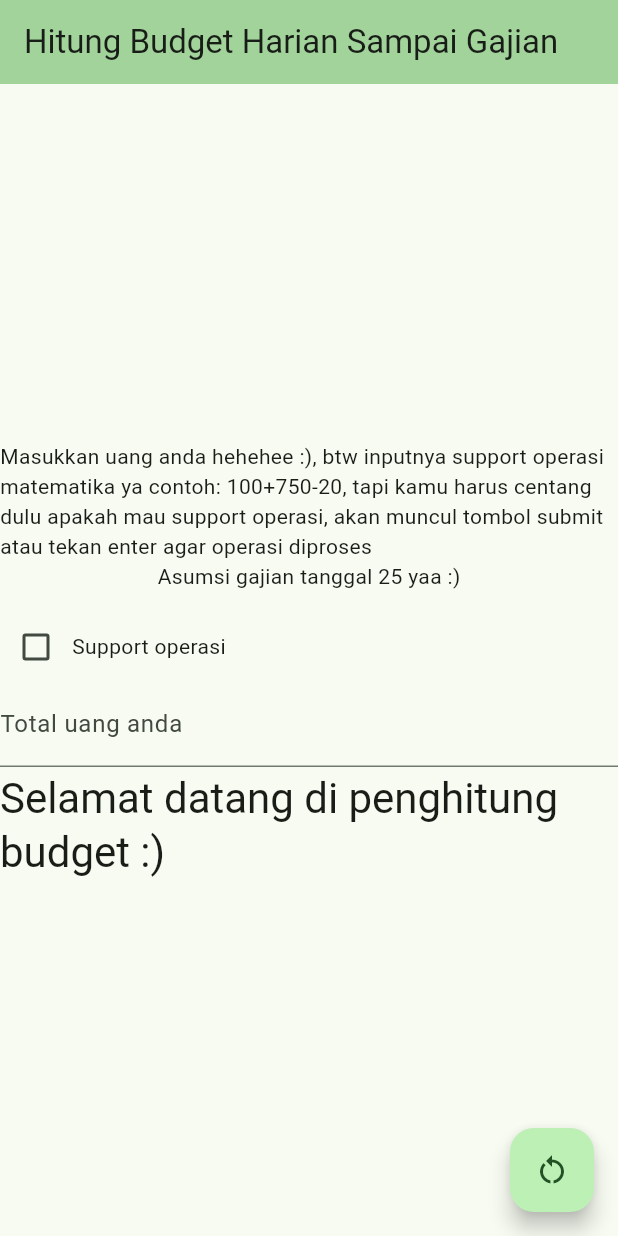
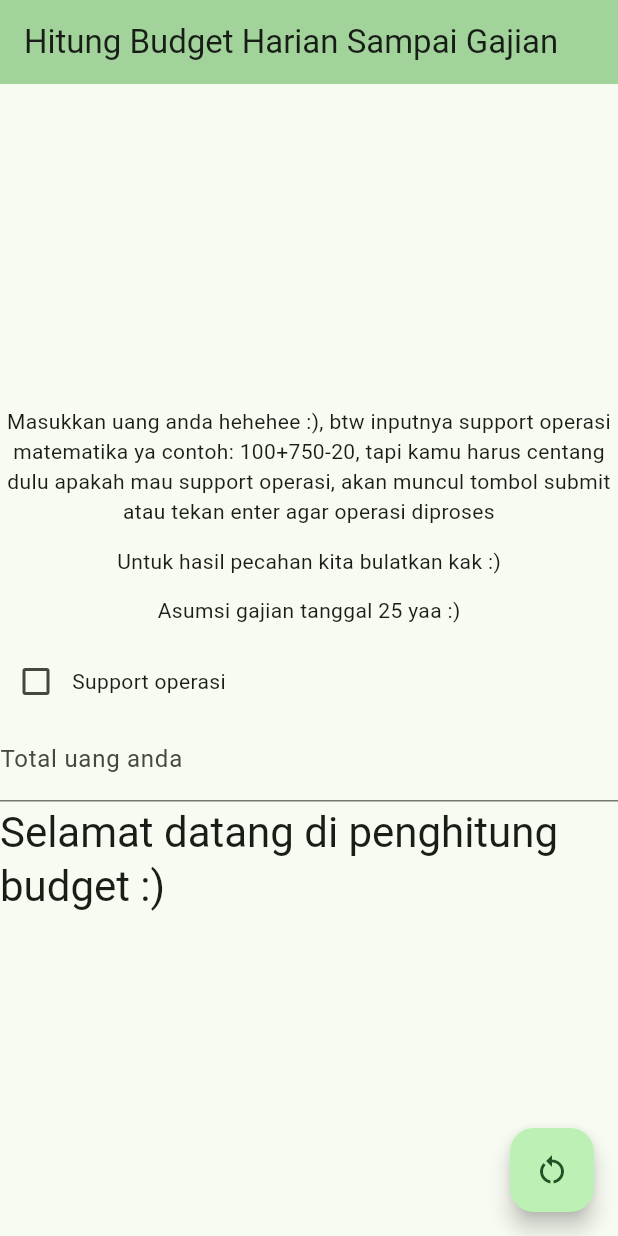
Before and after one commit to christiandoxa/hitungbudget, a Flutter app: the screen it shows after launch, on a phone screen of 412 x 824 dp. Run offline on Flutter 3.47's test engine with Material 2 defaults, Android fonts, the phone set to English and light mode, and no system bars; our stand-ins replace math_expressions.

Commit message:
fixed rounding of results bug

```diff
--- a/lib/main.dart
+++ b/lib/main.dart
@@ -67,11 +67,11 @@ class _MyHomePageState extends State<MyHomePage> {
         1; // hanya bisa tepat apabila dilakukan jam 12 pas
     try {
       if (_supportOperations) {
-        int parsedValue = _parser
+        double parsedValue = _parser
             .parse(textEditingController.text)
             .evaluate(EvaluationType.REAL, _contextModel);
         setState(() {
-          textEditingController.text = parsedValue.toString();
+          textEditingController.text = parsedValue.toInt().toString();
         });
       }
       _budgetHarian =
@@ -119,6 +119,16 @@ class _MyHomePageState extends State<MyHomePage> {
           children: <Widget>[
             const Text(
               "Masukkan uang anda hehehee :), btw inputnya support operasi matematika ya contoh: 100+750-20, tapi kamu harus centang dulu apakah mau support operasi, akan muncul tombol submit atau tekan enter agar operasi diproses",
+                textAlign: TextAlign.center,
+            ),
+            const SizedBox(
+              height: 13,
+            ),
+            const Text(
+              "Untuk hasil pecahan kita bulatkan kak :)",
+            ),
+            const SizedBox(
+              height: 13,
             ),
             const Text(
               "Asumsi gajian tanggal 25 yaa :)",
```
